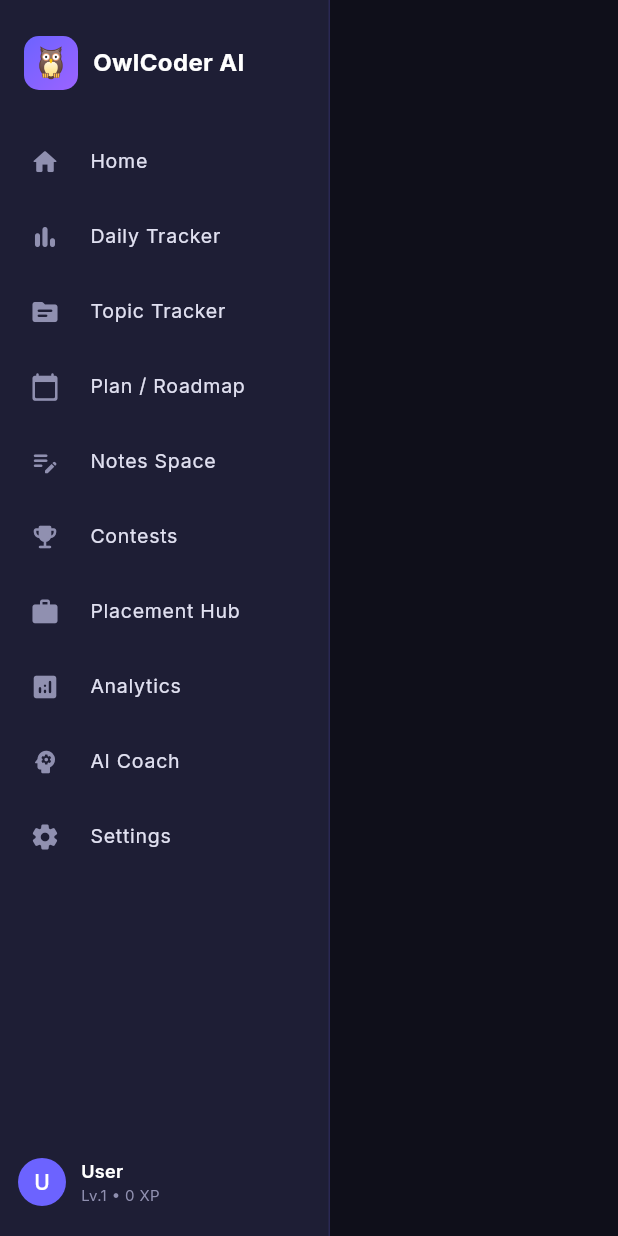
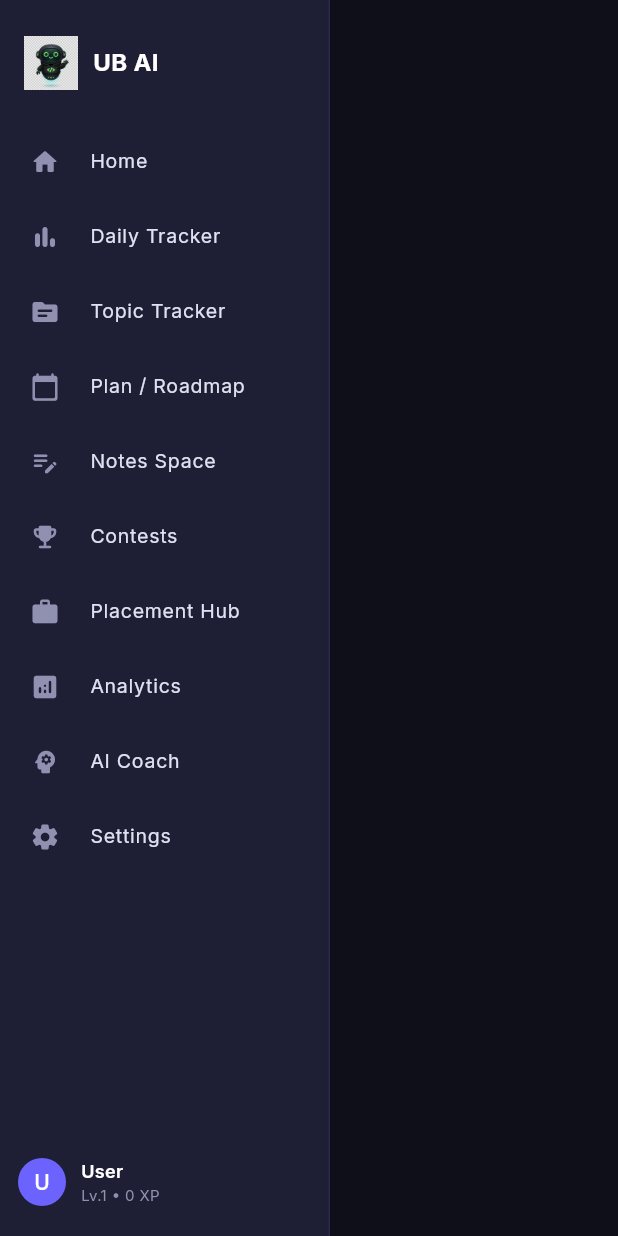
Before and after one commit to Dhanushkotichukka/ub-ai, a Flutter app: the _WebLayout screen opened directly with empty values, on a phone screen of 412 x 824 dp. Run offline on Flutter 3.47's test engine with Material 3 defaults, Android fonts, the phone set to English and light mode, and no system bars; our stand-ins replace dio, equatable, flutter_animate, flutter_bloc, get_it, go_router and 3 more; accounts and stored records are empty; network calls fail.

Commit message:
feat: rebrand to UB AI with robot mascot

```diff
--- a/frontend/lib/core/constants/hive_keys.dart
+++ b/frontend/lib/core/constants/hive_keys.dart
@@ -16,7 +16,7 @@ class AppConstants {
   // Base URL — change to your deployed backend URL
   static const baseUrl = 'https://ub-ai.onrender.com/api/v1'; // Production Render API
 
-  static const appName = 'OwlCoder AI';
+  static const appName = 'UB AI';
   static const appTagline = 'Track • Practice • Learn • Plan • Crack Placements';
 
   static const List<String> topics = [
--- a/frontend/lib/features/analytics/presentation/analytics_screen.dart
+++ b/frontend/lib/features/analytics/presentation/analytics_screen.dart
@@ -219,7 +219,7 @@ class _AnalyticsView extends StatelessWidget {
                   children: [
                     CircularProgressIndicator(color: AppColors.primary),
                     SizedBox(height: 16),
-                    Text('🦉 AI is analyzing your progress...', style: TextStyle(color: Colors.white, fontWeight: FontWeight.bold)),
+                    Text('🤖 AI is analyzing your progress...', style: TextStyle(color: Colors.white, fontWeight: FontWeight.bold)),
                   ],
                 ),
               ),
--- a/frontend/lib/features/auth/presentation/register_screen.dart
+++ b/frontend/lib/features/auth/presentation/register_screen.dart
@@ -48,7 +48,7 @@ class _RegisterScreenState extends State<RegisterScreen> {
               key: _formKey,
               child: Column(crossAxisAlignment: CrossAxisAlignment.stretch, children: [
                 const SizedBox(height: 20),
-                Center(child: Text('Join OwlCoder AI 🦉', style: Theme.of(context).textTheme.headlineSmall?.copyWith(color: Colors.white, fontWeight: FontWeight.w700))).animate().fadeIn(),
+                Center(child: Text('Join UB AI 🤖', style: Theme.of(context).textTheme.headlineSmall?.copyWith(color: Colors.white, fontWeight: FontWeight.w700))).animate().fadeIn(),
                 const SizedBox(height: 8),
                 const Center(child: Text('Start your coding journey today', style: TextStyle(color: AppColors.darkTextSecondary))).animate().fadeIn(delay: 100.ms),
                 const SizedBox(height: 32),
--- a/frontend/lib/features/home/presentation/home_shell.dart
+++ b/frontend/lib/features/home/presentation/home_shell.dart
@@ -145,13 +145,12 @@ class _WebLayout extends StatelessWidget {
             Padding(
               padding: const EdgeInsets.symmetric(horizontal: 16),
               child: Row(children: [
-                Container(
+                SizedBox(
                   width: 36, height: 36,
-                  decoration: BoxDecoration(gradient: AppColors.primaryGradient, borderRadius: BorderRadius.circular(10)),
-                  child: const Center(child: Text('🦉', style: TextStyle(fontSize: 20))),
+                  child: Image.asset('assets/images/ub_ai_mascot.png', fit: BoxFit.contain),
                 ),
                 const SizedBox(width: 10),
-                Text('OwlCoder AI', style: TextStyle(color: isDark ? Colors.white : AppColors.lightText, fontWeight: FontWeight.w700, fontSize: 16)),
+                Text('UB AI', style: TextStyle(color: isDark ? Colors.white : AppColors.lightText, fontWeight: FontWeight.w700, fontSize: 16)),
               ]),
             ),
             const SizedBox(height: 24),
--- a/frontend/lib/main.dart
+++ b/frontend/lib/main.dart
@@ -32,11 +32,11 @@ void main() async {
   // Initialize service locator (GetIt)
   await setupServiceLocator();
 
-  runApp(const OwlCoderApp());
+  runApp(const UbAiApp());
 }
 
-class OwlCoderApp extends StatelessWidget {
-  const OwlCoderApp({super.key});
+class UbAiApp extends StatelessWidget {
+  const UbAiApp({super.key});
 
   @override
   Widget build(BuildContext context) {
@@ -54,7 +54,7 @@ class OwlCoderApp extends StatelessWidget {
         builder: (context, authState) {
           final isDark = authState.settings?.darkMode ?? true;
           return MaterialApp.router(
-            title: 'OwlCoder AI',
+            title: 'UB AI',
             debugShowCheckedModeBanner: false,
             theme: AppTheme.light,
             darkTheme: AppTheme.dark,
--- a/frontend/pubspec.yaml
+++ b/frontend/pubspec.yaml
@@ -1,5 +1,5 @@
 name: owlcoder_ai
-description: "OwlCoder AI — Student Growth Operating System for DSA & Placement Prep"
+description: "UB AI — Student Growth Operating System for DSA & Placement Prep"
 publish_to: 'none'
 version: 1.0.0+1
 
```
Also changed, not shown: frontend/lib/features/auth/presentation/login_screen.dart (+13 -7 lines), frontend/lib/features/auth/presentation/onboarding/onboarding_screen.dart (+10 -3 lines), frontend/lib/features/auth/presentation/splash_screen.dart (+7 -7 lines), frontend/assets/images/ub_ai_mascot.png (added), 8 other files.
